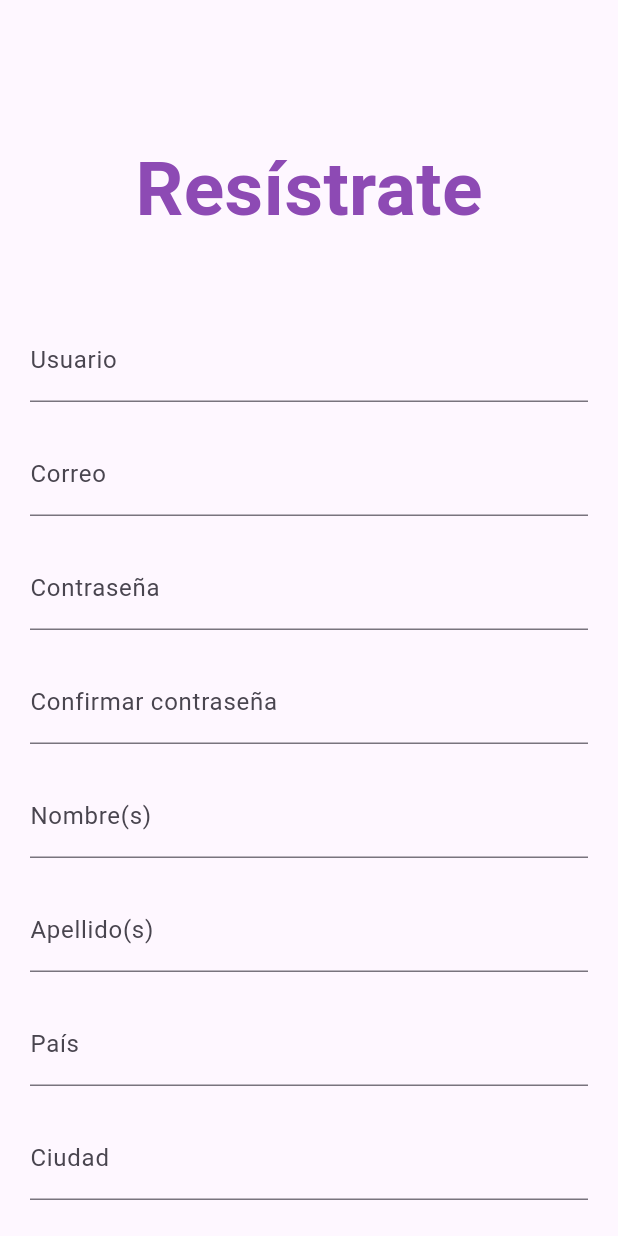
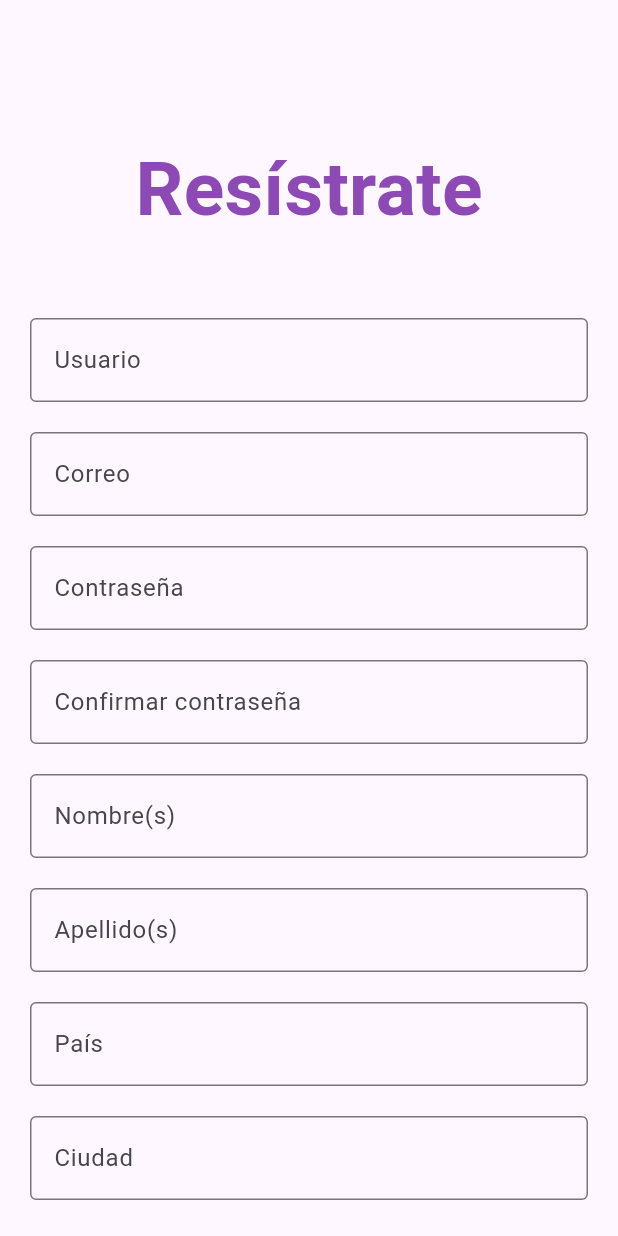
Before and after one commit to Dainerdev/flutter-app, a Flutter app: the RegisterScreen screen opened directly, on a phone screen of 412 x 824 dp. Run offline on Flutter 3.47's test engine with Material 3 defaults, Android fonts, the phone set to English and light mode, and no system bars; our stand-ins replace shared_preferences; accounts and stored records are empty.

Commit message:
Diseño para los campos

```diff
--- a/lib/ui/register.dart
+++ b/lib/ui/register.dart
@@ -226,46 +226,71 @@ class _RegisterScreenState extends State<RegisterScreen> {
               const SizedBox(height: 50),
               TextField(
                 controller: userField,
-                decoration: const InputDecoration(labelText: 'Usuario'),
+                decoration: const InputDecoration(
+                  labelText: 'Usuario',
+                  border: OutlineInputBorder(),
+                ),
               ),
               const SizedBox(height: 20),
               TextField(
                 controller: emailField,
                 keyboardType: TextInputType.emailAddress,
                 decoration: const InputDecoration(
-                  labelText: 'Correo', hintText: 'ejemplo.correo@gmail.com')),
+                  labelText: 'Correo',
+                  hintText: 'ejemplo.correo@gmail.com',
+                  border: OutlineInputBorder(),
+                )
+              ),
               const SizedBox(height: 20),
               TextField(
                 controller: passwordField,
-                decoration: const InputDecoration(labelText: 'Contraseña'),
+                decoration: const InputDecoration(
+                  labelText: 'Contraseña',
+                    border: OutlineInputBorder(),
+                ),
                 obscureText: true,
               ),
               const SizedBox(height: 20),
               TextField(
                 controller: passConfirmField,
                 decoration:
-                  const InputDecoration(labelText: 'Confirmar contraseña'),
+                  const InputDecoration(
+                    labelText: 'Confirmar contraseña',
+                    border: OutlineInputBorder(),
+                  ),
                 obscureText: true,
               ),
               const SizedBox(height: 20),
               TextField(
                 controller: namesField,
-                decoration: const InputDecoration(labelText: 'Nombre(s)'),
+                decoration: const InputDecoration(
+                  labelText: 'Nombre(s)',
+                    border: OutlineInputBorder(),
+                ),
               ),
               const SizedBox(height: 20),
               TextField(
                 controller: lastNamesField,
-                decoration: const InputDecoration(labelText: 'Apellido(s)'),
+                decoration: const InputDecoration(
+                  labelText: 'Apellido(s)',
+                    border: OutlineInputBorder(),
+                ),
               ),
               const SizedBox(height: 20),
               TextField(
                 controller: countryField,
-                decoration: const InputDecoration(labelText: 'País'),
+                decoration: const InputDecoration(
+                  labelText: 'País',
+                  border: OutlineInputBorder(),
+                ),
               ),
               const SizedBox(height: 20),
               TextField(
                 controller: cityField,
-                decoration: const InputDecoration(labelText: 'Ciudad'),
+                decoration: const InputDecoration(
+                  labelText: 'Ciudad',
+                  border: OutlineInputBorder(),
+                ),
               ),
               const SizedBox(height: 60),
               ElevatedButton(
```
